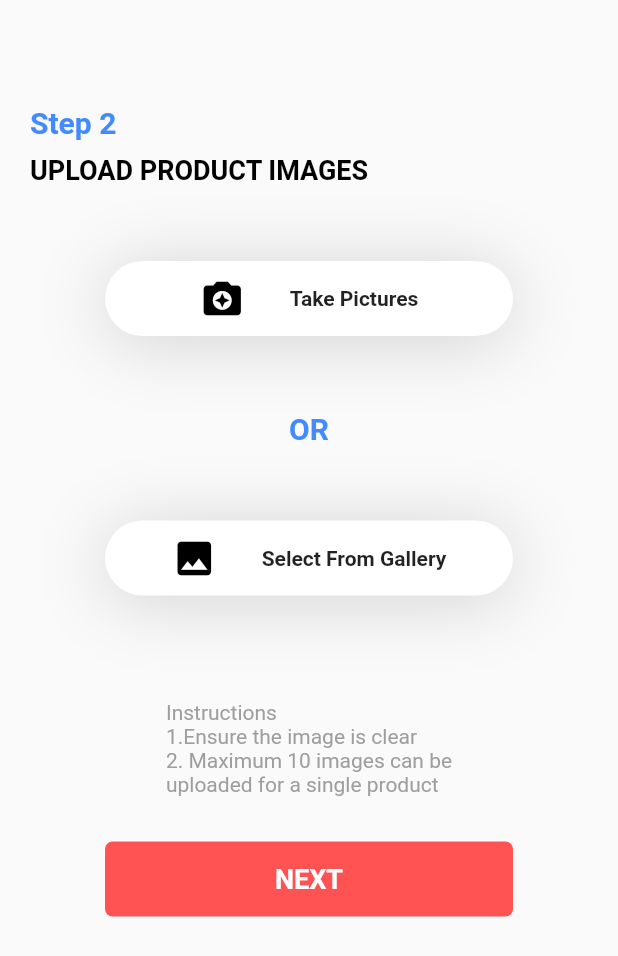
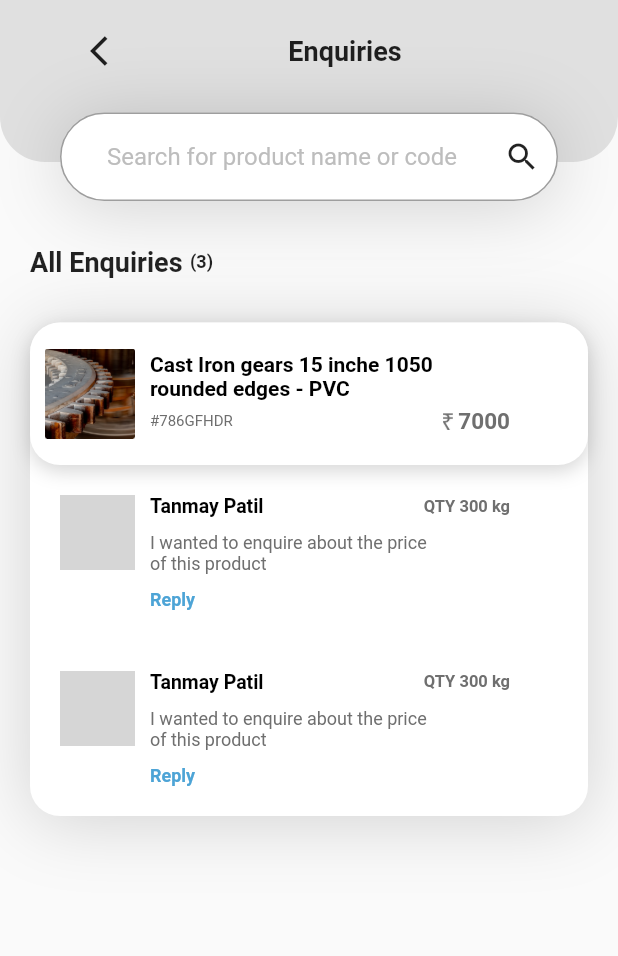
Before and after one commit to SankarshanDudhate/de_stock, a Flutter app: the screen it shows after launch, on a phone screen of 412 x 824 dp. Shown: the top 956 px of the screen. Run offline on Flutter 3.47's test engine with Material 2 defaults, Android fonts, the phone set to English and light mode, and no system bars; our stand-ins replace file_picker, image_picker; Roboto replaces fonts that are missing (Arial, Poppins); grey boxes are pictures that could not be loaded.

Commit message:
Enquiries page UI

```diff
--- /dev/null
+++ b/lib/enquiries.dart
@@ -0,0 +1,348 @@
+import 'package:flutter/material.dart';
+
+class Enquiries extends StatefulWidget {
+  @override
+  _EnquiriesState createState() => _EnquiriesState();
+}
+
+class _EnquiriesState extends State<Enquiries> {
+
+  TextEditingController searchController = new TextEditingController();
+  int enquiryCount = 3;
+
+
+  Widget searchBox() {
+    return Container(
+      //height: double.infinity,
+      //padding: const EdgeInsets.all(20.0),
+      decoration: BoxDecoration(
+        borderRadius: BorderRadius.all(Radius.circular(30),),
+          color: Color(0xffffffff),
+          boxShadow: [
+            BoxShadow(
+              offset: Offset(0, 4),
+              blurRadius: 40,
+              color: Colors.black.withOpacity(.16),
+            ),
+          ],
+      ),
+      child: TextFormField(
+        textAlign: TextAlign.center,
+        decoration: InputDecoration(
+          fillColor: Colors.grey,
+          hintText: "Search for product name or code",
+          hintStyle: TextStyle(
+          color: Colors.grey[400]
+        ),
+          border: OutlineInputBorder(
+              borderRadius: BorderRadius.circular(60),),
+              focusedBorder: OutlineInputBorder(
+                borderRadius: BorderRadius.all(Radius.circular(30.0)),
+                borderSide: BorderSide(color: Colors.grey),
+                //color:Colors.grey,
+              ),
+          suffixIcon: Icon(Icons.search,color: Colors.black87,),
+        ),
+        controller: searchController,
+    ),
+    );
+  }
+
+
+
+  @override
+  Widget build(BuildContext context) {
+    return Scaffold(
+      body: Container(
+        child: ListView(
+          scrollDirection: Axis.vertical,
+          shrinkWrap: true,
+          children: [
+            Stack(
+                  children:[
+                    Container(
+                      decoration: BoxDecoration(
+                        color: Colors.grey[300],
+                        borderRadius: BorderRadius.only(
+                          bottomLeft: Radius.circular(30.0),
+                          bottomRight: Radius.circular(30.0)),
+                      ),
+                      //margin: EdgeInsets.fromLTRB(20,0,50,0),
+                      padding: EdgeInsets.fromLTRB(0, 10, 0, 50),
+                      child: Row(
+                        mainAxisAlignment: MainAxisAlignment.spaceAround,
+                        children: [
+                          IconButton(
+                              icon: Icon(Icons.arrow_back_ios), onPressed: (){
+                            setState(() {
+                              //Navigate
+                            });
+                          }),
+                          //SizedBox(width: 50,),
+                          Column(
+                            children: [
+                              Text("Enquiries", style: TextStyle(fontSize: 18,fontWeight: FontWeight.bold),),
+                            ],
+                          ),
+                          Column(),
+                        ],
+                      ),
+                    ),
+                    Padding(
+                      padding: const EdgeInsets.fromLTRB(40, 75, 40, 0),
+                      child: searchBox(),
+                    )
+                  ]
+              ),
+              SizedBox(height: 30,),
+              Padding(
+                padding: const EdgeInsets.symmetric(horizontal:20),
+                child: Row(
+                  children: [
+                    Text("All Enquiries", style: TextStyle(fontSize: 18,fontWeight: FontWeight.bold),),
+                    SizedBox(width:5),
+                    Text("(" + enquiryCount.toString() + ")",style: TextStyle(fontSize: 12, fontWeight: FontWeight.bold),),
+                  ],
+                ),
+              ),
+              SizedBox(height:30),
+              enquiry_card(
+                product_id: "#786GFHDR",
+                product_name: "Cast Iron gears 15 inche 1050 rounded edges - PVC",
+                product_price: "7000",
+                image: "assets/images/product image.png",
+                user_image: "assets/images/user_image.png",
+                user_name: "Tanmay Patil",
+                user_enquiry: "I wanted to enquire about the price of this product",
+                quantity: "300",
+              ),
+          ],
+        ),
+      )
+    );
+  }
+}
+
+
+class enquiry_card extends StatelessWidget {
+  final String product_id;
+  final String product_name;
+  final String product_price;
+  final String image;
+  final String user_name;
+  final String user_enquiry;
+  final String user_image;
+  final String quantity;
+
+  const enquiry_card({Key key, this.product_id,this.product_name,this.product_price,this.image,this.user_name,this.quantity,this.user_enquiry,this.user_image})
+      : super(key: key);
+
+  @override
+  Widget build(BuildContext context) {
+    return Container(
+      margin: EdgeInsets.symmetric(horizontal: 20),
+      width: double.infinity,
+      decoration: BoxDecoration(
+        borderRadius: BorderRadius.all(Radius.circular(20),),
+        color: Color(0xffffffff),
+        boxShadow: [
+          BoxShadow(
+            offset: Offset(0, 4),
+            blurRadius: 40,
+            color: Colors.black.withOpacity(.16),
+          ),
+        ],
+      ),
+      child: Column(
+        children: [
+          Container(
+
+            padding: EdgeInsets.all(10),
+            width: double.infinity,
+            decoration: BoxDecoration(
+              borderRadius: BorderRadius.all(Radius.circular(20),),
+              color: Color(0xffffffff),
+              boxShadow: [
+                BoxShadow(
+                  offset: Offset(0, 4),
+                  blurRadius: 10,
+                  color: Colors.black.withOpacity(.16),
+                ),
+              ],
+            ),
+            child: Row(
+              children: [
+                Image.asset(image, height: 60,),
+                Padding(
+                  padding: const EdgeInsets.all(10.0),
+                  child: Column(
+                    crossAxisAlignment: CrossAxisAlignment.start,
+                    children: [
+
+                      Container(
+                        width: 190,
+                        child: Text(product_name,
+                          textAlign: TextAlign.left,
+                          style: TextStyle(fontSize: 14, fontWeight: FontWeight.w600, color: Colors.black),),
+                      ),
+                      SizedBox(height: 5,),
+
+                      Container(
+                        width: 240,
+                        child: Row(
+                          mainAxisAlignment: MainAxisAlignment.spaceBetween,
+                          children: [
+                            Text(product_id,
+                              textAlign: TextAlign.center,
+                              style: TextStyle(fontSize: 10, fontWeight: FontWeight.w400, color: Color(0xff6e6e6e)),),
+                            Row(
+
+                              children: [
+                                Image.asset("assets/images/ruppee.png", height: 11,),
+                                Text(" "+product_price,
+                                  textAlign: TextAlign.right,
+                                  style: TextStyle(fontSize: 15, fontWeight: FontWeight.w600, color: Color(0xff6F6F6F)),),
+                              ],
+                            ),
+                          ],
+                        ),
+                      ),
+                    ],
+                  ),
+                ),
+              ],
+            ),
+          ),
+          Padding(
+            padding: const EdgeInsets.all(20.0),
+            child: Row(
+              crossAxisAlignment: CrossAxisAlignment.start,
+              children: [
+                ClipRRect(
+                    borderRadius: BorderRadius.all(Radius.circular(50),),
+                    child: Image.asset(user_image, height: 50,)),
+                Padding(
+                  padding: const EdgeInsets.symmetric(horizontal:10.0),
+                  child: Column(
+                    crossAxisAlignment: CrossAxisAlignment.start,
+                    children: [
+
+                      Container(
+                        width: 240,
+                        child: Row(
+                          mainAxisAlignment: MainAxisAlignment.spaceBetween,
+                          children: [
+                            Text(user_name,
+                              textAlign: TextAlign.center,
+                              style: TextStyle(fontSize: 13, fontWeight: FontWeight.w700, color: Colors.black),),
+
+                            Text("QTY "+quantity+" kg",
+                              textAlign: TextAlign.right,
+                              style: TextStyle(fontSize: 11, fontWeight: FontWeight.w600, color: Color(0xff6F6F6F)),),
+                          ],
+                        ),
+                      ),
+                      SizedBox(height: 10,),
+
+                      Container(
+                        width: 190,
+                        child: Text(user_enquiry,
+                          textAlign: TextAlign.left,
+                          style: TextStyle(fontSize: 12, fontWeight: FontWeight.w400, color: Color(0xff6F6F6F)),),
+                      ),
+                      SizedBox(height: 10,),
+                      GestureDetector(
+                        onTap: () {
+                          _buildReply(context);
+                        },
+                        child: Text("Reply",
+                        style: TextStyle(fontSize: 12, fontWeight: FontWeight.w700, color: Color(0xff4DA4D6)),),
+                      ),
+
+                    ],
+                  ),
+                ),
+              ],
+            ),
+          ),
+          Padding(
+            padding: const EdgeInsets.all(20.0),
+            child: Row(
+              crossAxisAlignment: CrossAxisAlignment.start,
+              children: [
+                ClipRRect(
+                    borderRadius: BorderRadius.all(Radius.circular(50),),
+                    child: Image.asset(user_image, height: 50,)),
+                Padding(
+                  padding: const EdgeInsets.symmetric(horizontal:10.0),
+                  child: Column(
+                    crossAxisAlignment: CrossAxisAlignment.start,
+                    children: [
+
+                      Container(
+                        width: 240,
+                        child: Row(
+                          mainAxisAlignment: MainAxisAlignment.spaceBetween,
+                          children: [
+                            Text(user_name,
+                              textAlign: TextAlign.center,
+                              style: TextStyle(fontSize: 13, fontWeight: FontWeight.w700, color: Colors.black),),
+
+                            Text("QTY "+quantity+" kg",
+                              textAlign: TextAlign.right,
+                              style: TextStyle(fontSize: 11, fontWeight: FontWeight.w600, color: Color(0xff6F6F6F)),),
+                          ],
+                        ),
+                      ),
+                      SizedBox(height: 10,),
+
+                      Container(
+                        width: 190,
+                        child: Text(user_enquiry,
+                          textAlign: TextAlign.left,
+                          style: TextStyle(fontSize: 12, fontWeight: FontWeight.w400, color: Color(0xff6F6F6F)),),
+                      ),
+                      SizedBox(height: 10,),
+                      GestureDetector(
+                        onTap: () {
+                          _buildReply(context);
+                        },
+                        child: Text("Reply",
+                        style: TextStyle(fontSize: 12, fontWeight: FontWeight.w700, color: Color(0xff4DA4D6)),),
+                      ),
+
+                    ],
+                  ),
+                ),
+              ],
+            ),
+          ),
+        ],
+      ),
+    );
+  }
+}
+
+
+ void _buildReply(BuildContext context) {
+
+    var alertDialog = AlertDialog(
+      content :
+          Column(
+            mainAxisSize: MainAxisSize.min,
+            children: [
+              Text('Reply Dialog')
+            ],
+          ),
+      shape: RoundedRectangleBorder(
+                   borderRadius: BorderRadius.all(Radius.circular(10.0))
+               ),
+    );
+
+    showDialog(
+      context: context,
+      builder: (BuildContext context) {
+        return alertDialog;
+      }
+    );
+  }
--- a/lib/main.dart
+++ b/lib/main.dart
@@ -3,6 +3,7 @@ All the data from postAd,postAd_2,postAd_3 to be added in db
 ---------------------------------------------------*/
 
 
+import 'package:destock/enquiries.dart';
 import 'package:destock/manageProducts.dart';
 import 'package:destock/postAd.dart';
 import 'package:destock/postAd_2.dart';
@@ -23,7 +24,7 @@ class MyApp extends StatelessWidget {
         visualDensity: VisualDensity.adaptivePlatformDensity,
         fontFamily: "Poppins",
       ),
-      home: postAd_2(),
+      home: Enquiries(),
     );
   }
 }
--- a/lib/manageProducts.dart
+++ b/lib/manageProducts.dart
@@ -182,7 +182,6 @@ class _manageProductsState extends State<manageProducts> {
                           child: GestureDetector(
                             onTap: () {
                               setState(() {
-                                // print("dumb-fucking state!");
                                 this.loadActiveProds = true;
                               });
                             },
@@ -200,7 +199,7 @@ class _manageProductsState extends State<manageProducts> {
                                   children: [
                                     Text("Active Products",style: TextStyle(fontSize: 16, fontWeight: FontWeight.bold),),
                                     SizedBox(width:5),
-                                    Text("(3)",style: TextStyle(fontSize: 12, fontWeight: FontWeight.bold),),
+                                    Text("(" + activeCount.toString() + ")",style: TextStyle(fontSize: 12, fontWeight: FontWeight.bold),),
                                   ],
                                 )),
                           )),
@@ -209,7 +208,6 @@ class _manageProductsState extends State<manageProducts> {
                           child: GestureDetector(
                             onTap: () {
                               setState(() {
-                                // print("dumb-fucking state!");
                                 this.loadActiveProds = false;
                               });
                             },
@@ -227,7 +225,7 @@ class _manageProductsState extends State<manageProducts> {
                               children: [
                                 Text("Inactive Products",style: TextStyle(fontSize: 16, fontWeight: FontWeight.bold),),
                                 SizedBox(width:5),
-                                Text("(3)",style: TextStyle(fontSize: 12, fontWeight: FontWeight.bold),),
+                                Text("(" + inactiveCount.toString() + ")",style: TextStyle(fontSize: 12, fontWeight: FontWeight.bold),),
                               ],
                             )),
                           )),
```
